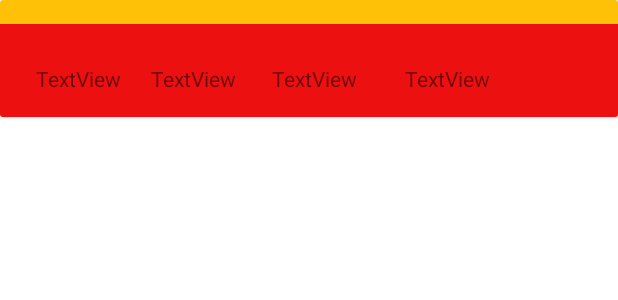
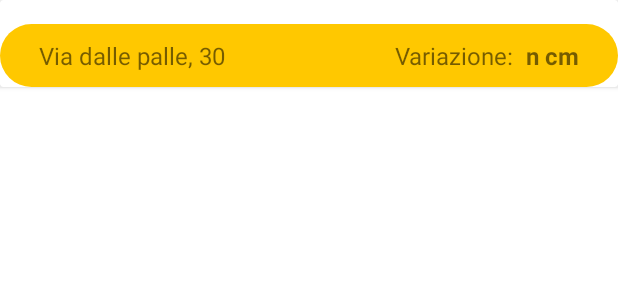
Before and after one commit to fra-scarfato/Pothole-project, an Android app: the layout list_items.xml on its own in the app's theme, with its tools: preview values and no code run, on a phone screen of 412 x 824 dp. Shown: the top 300 px of the screen. Run offline under Robolectric (Android 15) with nearby library versions, the phone set to English and light mode, and no system bars; Roboto replaces fonts that are not available here.

Commit message:
Realizzazione list item e modifiche conseguenti

```diff
--- a/Android/app/src/main/java/com/example/potholes/utils/ViewHolesThread.java
+++ b/Android/app/src/main/java/com/example/potholes/utils/ViewHolesThread.java
@@ -85,7 +85,7 @@ public class ViewHolesThread implements Runnable{
                     holeArrayList = parseJSON();
                     sendHoleArrayListToViewHoleFragment(context,holeArrayList);
                     //TODO:Cambiare
-                    Toast.makeText(context, "OLEEEE\nUsername:"+holeArrayList.get(0).getUsername()+",Lat:"+holeArrayList.get(0).getLat()+",Lon:"+holeArrayList.get(0).getLon(),Toast.LENGTH_LONG).show();
+                    Toast.makeText(context, "OLEEEE\nUsername:"+holeArrayList.get(0).getIndirizzo()+",Lat:"+holeArrayList.get(0).getLat()+",Lon:"+holeArrayList.get(0).getLon(),Toast.LENGTH_LONG).show();
                 } else {
                     MotionToast.Companion.darkToast(activity, "Errore","Connessione al server non riuscita.\nRiprova più tardi.", MotionToastStyle.ERROR,MotionToast.GRAVITY_BOTTOM, MotionToast.LONG_DURATION, ResourcesCompat.getFont(context, R.font.helveticabold));
 
--- a/Android/app/src/main/res/layout/activity_register.xml
+++ b/Android/app/src/main/res/layout/activity_register.xml
@@ -85,6 +85,8 @@
         android:fontFamily="sans-serif-light"
         android:hint="@string/insert_username"
         android:inputType="text"
+        android:textStyle="bold"
+        android:textSize="20sp"
         android:maxLength="32"
         android:minHeight="48dp"
         android:paddingStart="16dp"
@@ -105,15 +107,12 @@
         android:layout_marginHorizontal="32dp"
         android:layout_marginTop="64dp"
         android:background="@drawable/btn_background"
-        android:fontFamily="sans-serif"
         android:stateListAnimator="@null"
         android:text="@string/continue_button"
-        android:textAllCaps="false"
         android:textColor="@color/black"
         android:textSize="20sp"
         android:textStyle="bold"
         app:layout_constraintBottom_toBottomOf="parent"
-
         app:layout_constraintEnd_toEndOf="parent"
         app:layout_constraintHorizontal_bias="0.5"
         app:layout_constraintStart_toStartOf="parent"
--- a/Android/app/src/main/res/layout/list_items.xml
+++ b/Android/app/src/main/res/layout/list_items.xml
@@ -1,62 +1,60 @@
 <?xml version="1.0" encoding="utf-8"?>
 <androidx.cardview.widget.CardView xmlns:android="http://schemas.android.com/apk/res/android"
     xmlns:app="http://schemas.android.com/apk/res-auto"
+    xmlns:tools="http://schemas.android.com/tools"
     android:layout_width="match_parent"
-    android:layout_height="wrap_content"
-    app:cardBackgroundColor="#FFC107">
+    android:layout_height="wrap_content">
 
     <androidx.constraintlayout.widget.ConstraintLayout
         android:layout_width="match_parent"
-        android:layout_height="62dp"
+        android:layout_height="wrap_content"
         android:layout_marginTop="16dp"
-        android:background="#ED1010"
+        android:background="@drawable/btn_background"
         app:layout_constraintEnd_toEndOf="parent"
         app:layout_constraintHorizontal_bias="0.0"
         app:layout_constraintStart_toStartOf="parent"
         app:layout_constraintTop_toTopOf="parent">
 
+
         <TextView
-            android:id="@+id/username"
+            app:layout_constraintStart_toStartOf="parent"
+            android:id="@+id/indirizzo"
             android:layout_width="wrap_content"
             android:layout_height="wrap_content"
-            android:layout_marginStart="24dp"
-            android:text="TextView"
+            android:text="Via dalle palle, 30"
             app:layout_constraintBottom_toBottomOf="parent"
-            app:layout_constraintStart_toStartOf="parent"
             app:layout_constraintTop_toTopOf="parent"
-            app:layout_constraintVertical_bias="0.627" />
+            android:paddingStart="16sp"
+            android:textSize="16sp"
+            android:textStyle="normal"/>
 
         <TextView
-            android:id="@+id/longitude"
+            app:layout_constraintEnd_toEndOf="parent"
+            android:id="@+id/valore_variazione"
             android:layout_width="wrap_content"
             android:layout_height="wrap_content"
-            android:layout_marginStart="24dp"
-            android:text="TextView"
+            android:text="n cm"
             app:layout_constraintBottom_toBottomOf="parent"
-            app:layout_constraintStart_toEndOf="@+id/latitude"
             app:layout_constraintTop_toTopOf="parent"
-            app:layout_constraintVertical_bias="0.627" />
+            android:paddingEnd="16sp"
+            android:textSize="16sp"
+            android:textStyle="bold"/>
+
 
         <TextView
-            android:id="@+id/latitude"
+            app:layout_constraintEnd_toStartOf="@id/valore_variazione"
+            android:id="@+id/variazione"
             android:layout_width="wrap_content"
             android:layout_height="wrap_content"
-            android:layout_marginStart="20dp"
-            android:text="TextView"
+            android:text="Variazione:"
             app:layout_constraintBottom_toBottomOf="parent"
-            app:layout_constraintStart_toEndOf="@+id/username"
             app:layout_constraintTop_toTopOf="parent"
-            app:layout_constraintVertical_bias="0.627" />
+            android:paddingEnd="8sp"
+            android:textSize="16sp"
+            android:textStyle="normal"/>
 
-        <TextView
-            android:id="@+id/variation"
-            android:layout_width="wrap_content"
-            android:layout_height="wrap_content"
-            android:layout_marginStart="32dp"
-            android:text="TextView"
-            app:layout_constraintBottom_toBottomOf="parent"
-            app:layout_constraintStart_toEndOf="@+id/longitude"
-            app:layout_constraintTop_toTopOf="parent"
-            app:layout_constraintVertical_bias="0.627" />
+
+
+
     </androidx.constraintlayout.widget.ConstraintLayout>
 </androidx.cardview.widget.CardView>
```
Also changed, not shown: Android/app/src/main/java/com/example/potholes/adapter/RecyclerAdapter.java (+10 -16 lines), Android/app/src/main/java/com/example/potholes/entities/Hole.java (+13 -13 lines).
